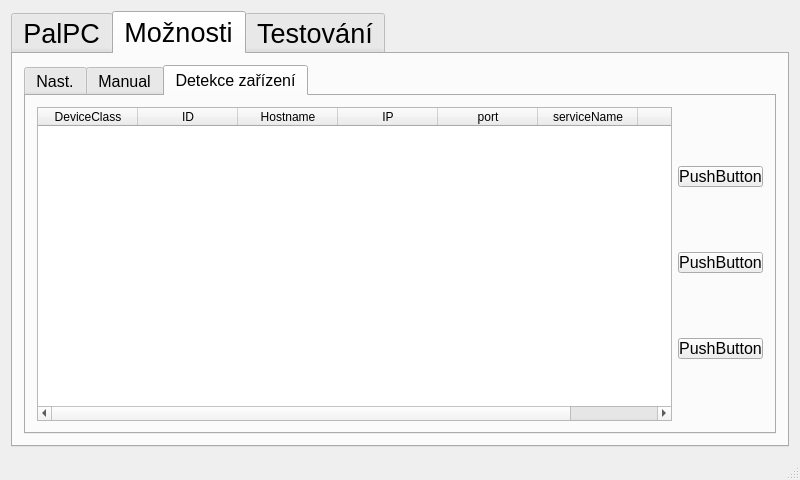
Old version of the form mainwindow.ui in the repository frutabruta/VDV301tester.
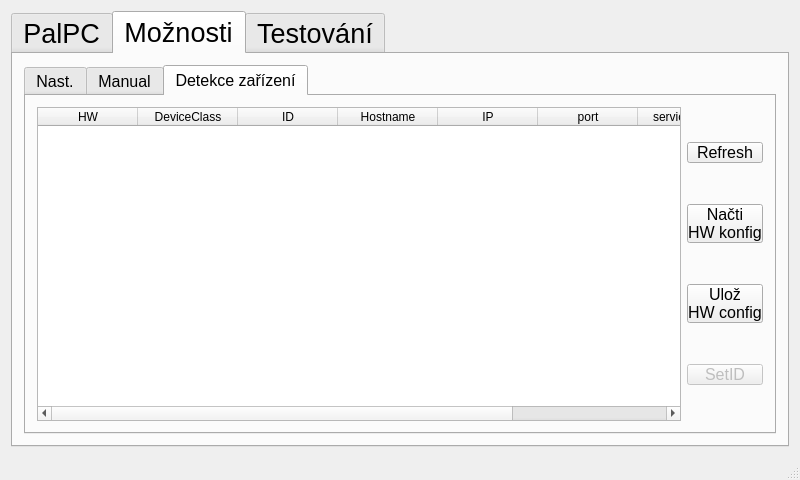
New version of the form. The open tabs and pages were chosen to show the change.

What changed in the file:
```diff
--- a/mainwindow.ui
+++ b/mainwindow.ui
@@ -3355,6 +3355,11 @@
               <property name="enabled">
                <bool>true</bool>
               </property>
+              <column>
+               <property name="text">
+                <string>HW</string>
+               </property>
+              </column>
               <column>
                <property name="text">
                 <string>DeviceClass</string>
@@ -3397,21 +3402,39 @@
               <item>
                <widget class="QPushButton" name="pushButton">
                 <property name="text">
-                 <string>PushButton</string>
+                 <string>Refresh</string>
                 </property>
                </widget>
               </item>
               <item>
-               <widget class="QPushButton" name="pushButton_2">
+               <widget class="QPushButton" name="pushButton_nactiDetekce">
+                <property name="enabled">
+                 <bool>true</bool>
+                </property>
                 <property name="text">
-                 <string>PushButton</string>
+                 <string>Načti 
+HW konfig</string>
                 </property>
                </widget>
               </item>
               <item>
-               <widget class="QPushButton" name="pushButton_3">
+               <widget class="QPushButton" name="pushButton_ulozDetekce">
+                <property name="enabled">
+                 <bool>true</bool>
+                </property>
                 <property name="text">
-                 <string>PushButton</string>
+                 <string>Ulož 
+HW config</string>
+                </property>
+               </widget>
+              </item>
+              <item>
+               <widget class="QPushButton" name="pushButton_detekceNastavAdresu">
+                <property name="enabled">
+                 <bool>false</bool>
+                </property>
+                <property name="text">
+                 <string>SetID</string>
                 </property>
                </widget>
               </item>
```
Left out of the diff: 6 changed lines with no effect on the pictures.
